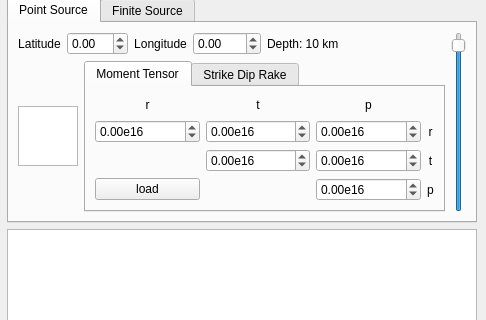
Above: instaseis/gui/qt_window.ui from krischer/instaseis before the change; both pictures show x 864 to 1350 and y 157 to 477 of the 1350 by 755 pixel window. Below: the same form after it.
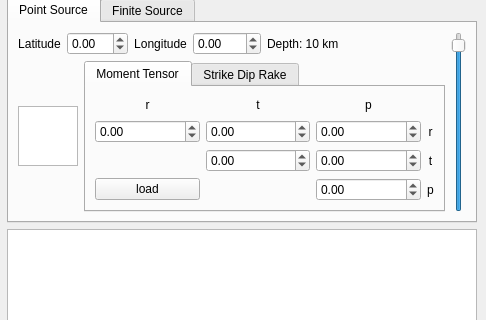
That is the form after the change. Custom widgets are drawn as their Qt base class.

Commit message: Manually deleting suffix from spin boxes

Patch:
```diff
--- a/instaseis/gui/qt_window.ui
+++ b/instaseis/gui/qt_window.ui
@@ -580,9 +580,6 @@
                         <property name="prefix">
                          <string/>
                         </property>
-                        <property name="suffix">
-                         <string>e16</string>
-                        </property>
                         <property name="minimum">
                          <double>-99.000000000000000</double>
                         </property>
@@ -596,9 +593,6 @@
                         <property name="prefix">
                          <string/>
                         </property>
-                        <property name="suffix">
-                         <string>e16</string>
-                        </property>
                         <property name="minimum">
                          <double>-99.000000000000000</double>
                         </property>
@@ -612,9 +606,6 @@
                         <property name="prefix">
                          <string/>
                         </property>
-                        <property name="suffix">
-                         <string>e16</string>
-                        </property>
                         <property name="minimum">
                          <double>-99.000000000000000</double>
                         </property>
@@ -658,9 +649,6 @@
                         <property name="prefix">
                          <string/>
                         </property>
-                        <property name="suffix">
-                         <string>e16</string>
-                        </property>
                         <property name="minimum">
                          <double>-99.000000000000000</double>
                         </property>
@@ -674,9 +662,6 @@
                         <property name="prefix">
                          <string/>
                         </property>
-                        <property name="suffix">
-                         <string>e16</string>
-                        </property>
                         <property name="minimum">
                          <double>-99.000000000000000</double>
                         </property>
@@ -690,9 +675,6 @@
                         <property name="prefix">
                          <string/>
                         </property>
-                        <property name="suffix">
-                         <string>e16</string>
-                        </property>
                         <property name="minimum">
                          <double>-99.000000000000000</double>
                         </property>
```
The commit also changes 1 other file.
